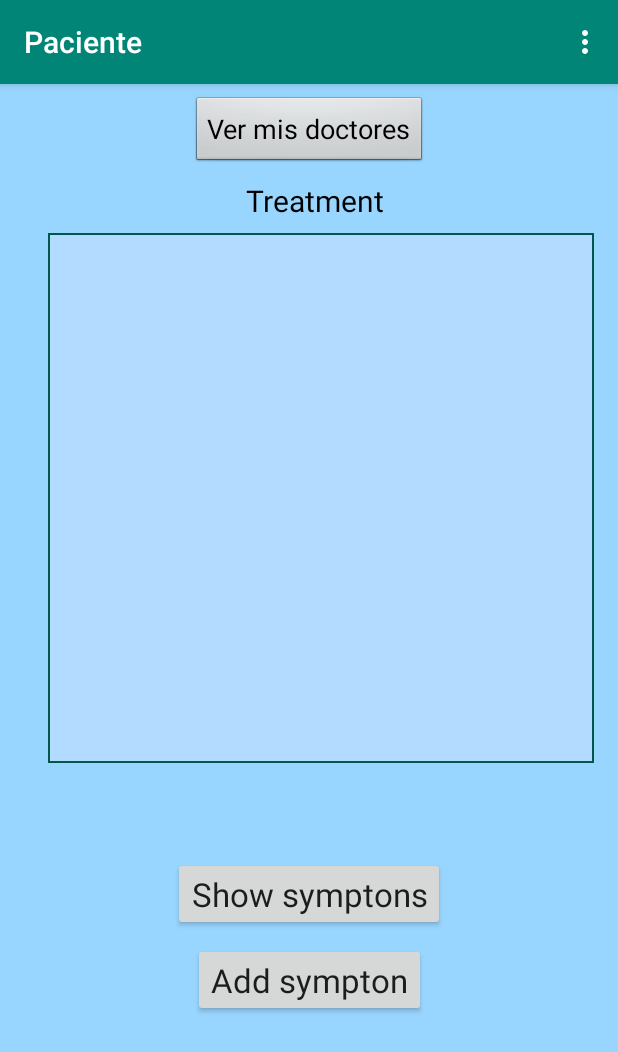
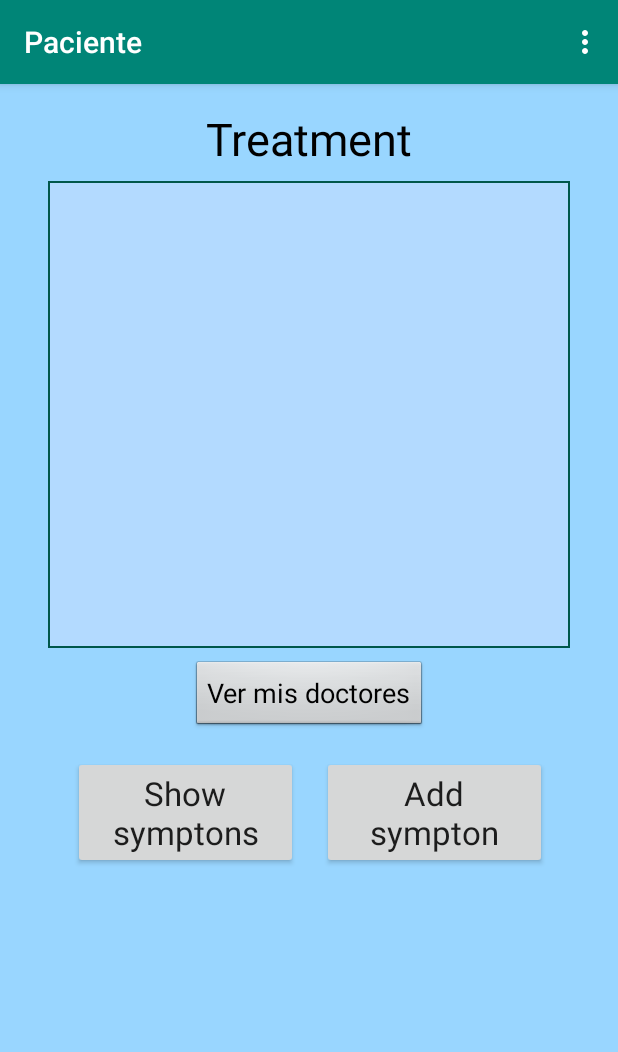
Before and after one commit to Sergiotmg/SintoMedic, an Android app: the MainPacienteActivity screen opened directly, with no data from a screen before it, on a phone screen of 412 x 824 dp. Shown: the top 1052 px of the screen. Run offline under Robolectric (Android 15) with nearby library versions, the phone set to English and light mode, and no system bars; our stand-ins replace data binding; 5 statements that could not run were skipped.

Commit message:
mods layout

```diff
--- a/app/build.gradle
+++ b/app/build.gradle
@@ -4,7 +4,7 @@ apply plugin: 'com.android.application'
 android {
     compileSdkVersion 28
     defaultConfig {
-        applicationId "com.example.sintomedicCasa"
+        applicationId "com.example.sintomedicCASA"
         minSdkVersion 19
         targetSdkVersion 28
         versionCode 1
--- a/app/src/main/java/com/example/sintomedicCasa/controllers/Controller.java
+++ b/app/src/main/java/com/example/sintomedicCasa/controllers/Controller.java
@@ -35,8 +35,8 @@ public class Controller {
 
     private static final String USUARIO_LOGUEADO = "USUARIO_LOGUEADO";
 
-    //private static final String BASE_URL = "http://10.0.2.2:8080/api/"; //IP + pto API Spring
-    private static final String BASE_URL = "http://192.168.1.94:8080/api/"; //IP + pto API Spring
+    //private static final String BASE_URL = "http://192.168.1.125:8081/api/"; //IP + pto API Spring  ac
+    private static final String BASE_URL = "http://192.168.1.94:8080/api/"; //IP + pto API Spring CASA
 
     private static final ObjectMapper objectMapper = new ObjectMapper()
             .configure(DeserializationFeature.FAIL_ON_UNKNOWN_PROPERTIES, false)
--- a/app/src/main/res/layout/activity_main_paciente.xml
+++ b/app/src/main/res/layout/activity_main_paciente.xml
@@ -21,57 +21,47 @@
             android:id="@+id/txt_tratamiento"
             android:layout_width="wrap_content"
             android:layout_height="wrap_content"
-            android:layout_marginStart="16dp"
-            android:layout_marginTop="8dp"
+            android:layout_marginStart="8dp"
+            android:layout_marginTop="16dp"
             android:layout_marginEnd="8dp"
             android:text="@string/tratamiento"
             android:textColor="@android:color/black"
-            android:textSize="20sp"
+            android:textSize="30sp"
             app:layout_constraintEnd_toEndOf="parent"
+            app:layout_constraintHorizontal_bias="0.5"
             app:layout_constraintStart_toStartOf="parent"
-            app:layout_constraintTop_toBottomOf="@+id/button_ver_lista_doc" />
+            app:layout_constraintTop_toTopOf="parent" />
 
         <Button
             android:id="@+id/button_add_sympton_activity_paciente"
-            android:layout_width="wrap_content"
+            android:layout_width="150dp"
             android:layout_height="wrap_content"
             android:layout_marginStart="8dp"
-            android:layout_marginTop="8dp"
-            android:layout_marginEnd="8dp"
+            android:layout_marginTop="16dp"
             android:onClick="startAddSintomaPacienteActivity"
             android:text="@string/sypmton"
             android:textAppearance="@style/TextAppearance.AppCompat.Large"
-            app:layout_constraintEnd_toEndOf="parent"
-            app:layout_constraintStart_toStartOf="parent"
-            app:layout_constraintTop_toBottomOf="@+id/button_ver_sintomas_activity_paciente" />
-
-        <android.support.constraint.Guideline
-            android:id="@+id/guideline4"
-            android:layout_width="wrap_content"
-            android:layout_height="0dp"
-            android:orientation="horizontal"
-            app:layout_constraintGuide_percent="0.6" />
+            app:layout_constraintStart_toStartOf="@+id/guideline4"
+            app:layout_constraintTop_toBottomOf="@+id/button_ver_lista_doc" />
 
         <android.support.constraint.Guideline
             android:id="@+id/guideline13"
             android:layout_width="wrap_content"
             android:layout_height="wrap_content"
             android:orientation="horizontal"
-            app:layout_constraintGuide_percent="0.66074073" />
+            app:layout_constraintGuide_percent="0.5" />
 
         <Button
             android:id="@+id/button_ver_sintomas_activity_paciente"
-            android:layout_width="wrap_content"
+            android:layout_width="150dp"
             android:layout_height="wrap_content"
-            android:layout_marginStart="8dp"
-            android:layout_marginTop="8dp"
+            android:layout_marginTop="16dp"
             android:layout_marginEnd="8dp"
             android:onClick="startShowSintomasPacienteActivity"
             android:text="@string/show_symptons"
             android:textAppearance="@style/TextAppearance.AppCompat.Large"
-            app:layout_constraintEnd_toEndOf="parent"
-            app:layout_constraintStart_toStartOf="parent"
-            app:layout_constraintTop_toTopOf="@+id/guideline13" />
+            app:layout_constraintEnd_toStartOf="@+id/guideline4"
+            app:layout_constraintTop_toBottomOf="@+id/button_ver_lista_doc" />
 
         <TextView
             android:id="@+id/tratamiento_paciente"
@@ -79,18 +69,17 @@
             android:layout_height="0dp"
             android:layout_marginStart="32dp"
             android:layout_marginTop="8dp"
-            android:layout_marginEnd="16dp"
+            android:layout_marginEnd="32dp"
             android:layout_marginBottom="8dp"
             android:background="@drawable/black_border_edit_text"
             android:padding="5dp"
             android:scrollbars="vertical"
             android:text="@{vm.tratamiento.data.contenido}"
-            app:layout_constraintBottom_toTopOf="@+id/guideline4"
+            app:layout_constraintBottom_toTopOf="@+id/guideline13"
             app:layout_constraintEnd_toEndOf="parent"
             app:layout_constraintHorizontal_bias="0.0"
             app:layout_constraintStart_toStartOf="parent"
-            app:layout_constraintTop_toBottomOf="@+id/txt_tratamiento"
-            app:layout_constraintVertical_bias="0.0" />
+            app:layout_constraintTop_toBottomOf="@+id/txt_tratamiento" />
 
         <Button
             android:id="@+id/button_ver_lista_doc"
@@ -105,7 +94,14 @@
             android:textSize="18sp"
             app:layout_constraintEnd_toEndOf="parent"
             app:layout_constraintStart_toStartOf="parent"
-            app:layout_constraintTop_toTopOf="parent" />
+            app:layout_constraintTop_toBottomOf="@+id/tratamiento_paciente" />
+
+        <android.support.constraint.Guideline
+            android:id="@+id/guideline4"
+            android:layout_width="wrap_content"
+            android:layout_height="wrap_content"
+            android:orientation="vertical"
+            app:layout_constraintGuide_percent="0.50121653" />
 
     </android.support.constraint.ConstraintLayout>
 
--- a/app/src/main/res/layout/lista_doctores_item.xml
+++ b/app/src/main/res/layout/lista_doctores_item.xml
@@ -16,12 +16,16 @@
         android:layout_height="wrap_content">
 
         <TextView
-            android:id="@+id/textView2"
+            android:id="@+id/doctor_listadoc"
             android:layout_width="wrap_content"
             android:layout_height="wrap_content"
             android:layout_marginStart="16dp"
             android:layout_marginTop="16dp"
+            android:foregroundGravity="center_vertical|center"
+            android:gravity="center"
             android:text="@{doctor.nombre + ` ` + doctor.apellidos}"
+            android:textColor="@android:color/darker_gray"
+            android:textSize="18sp"
             app:layout_constraintStart_toStartOf="parent"
             app:layout_constraintTop_toTopOf="parent" />
 
--- a/app/src/main/res/values/strings.xml
+++ b/app/src/main/res/values/strings.xml
@@ -1,5 +1,5 @@
 <resources>
-    <string name="app_name">SintoMedic</string>
+    <string name="app_name">SintoMedic CASA</string>
     <string name="title_activity_login">Inicio de sesión</string>
     <string name="prompt_email">Email</string>
     <string name="prompt_password">Password</string>
@@ -20,7 +20,7 @@
     <string name="mail">Mail</string>
     <string name="license_number">License number</string>
     <string name="phone">Phone</string>
-    <string name="title_activity_main" translatable="false">SintoMedicCASA</string>
+    <string name="title_activity_main" translatable="false">SintoMedic CASA</string>
     <string name="title_activity_main_doctor" translatable="false">Doctor</string>
     <string name="title_activity_main_paciente" translatable="false">Paciente</string>
     <string name="sypmton">Add sympton</string>
```
